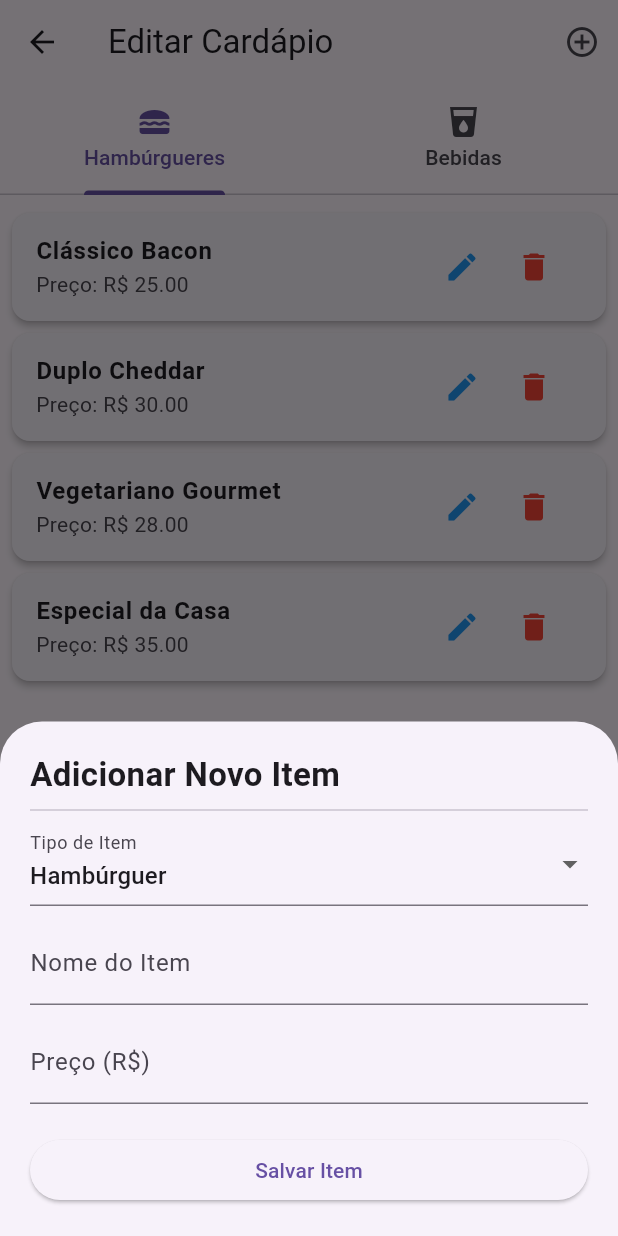
After one commit to Sodre77/meu_app_flutter_projetoIntegrador_V, a Flutter app: the CardapioEditScreen screen opened by its route, after a tap on the "add circle outline" icon, on a phone screen of 412 x 824 dp. The commit adds this screen. Run offline on Flutter 3.47's test engine with Material 3 defaults, Android fonts, the phone set to English and light mode, and no system bars; our stand-ins replace sqflite; accounts and stored records are empty.

Commit message:
atualização do epp obs: novas funções adicionadas. opção de verificação de pedidos sem precisa monta o pedido. opção para o usuario edita o cardapio bebidas e hamburgues dando a possibilidade de remover ao adiconar mas intes na lista novo botao na AppBAr com as opições acima descrita.

```diff
--- a/lib/models/Bebida.dart
+++ b/lib/models/Bebida.dart
@@ -1,25 +1,29 @@
 // models/Bebida.dart
+
 class Bebida {
   final String nome;
-  final double preco; // CORRIGIDO: Agora é double
+  final double preco;
 
   Bebida({
     required this.nome,
     required this.preco,
   });
 
-  // NOVO: Getter para retornar o preço formatado para exibição (R$ XX.XX)
-  String get precoExibicao => 'R\$ ${preco.toStringAsFixed(2)}';
-
-  @override
-  bool operator ==(Object other) {
-    if (identical(this, other)) return true;
-
-    return other is Bebida &&
-        other.nome == nome &&
-        other.preco == preco;
+  // Converte para Map para salvar no SQLite (tabela cardapio_itens)
+  Map<String, dynamic> toMap(String tipo) {
+    return {
+      'nome': nome,
+      'preco': preco,
+      'tipo': tipo, // Deve ser 'Bebida'
+    };
   }
 
-  @override
-  int get hashCode => nome.hashCode ^ preco.hashCode;
+  // Cria o objeto a partir de um Map lido do SQLite
+  static Bebida fromMap(Map<String, dynamic> map) {
+    return Bebida(
+      nome: map['nome'] as String,
+      // Garante que o preço seja um double
+      preco: map['preco'] is int ? (map['preco'] as int).toDouble() : map['preco'] as double,
+    );
+  }
 }
--- a/lib/models/Hamburguer.dart
+++ b/lib/models/Hamburguer.dart
@@ -1,10 +1,29 @@
 // models/Hamburguer.dart
+
 class Hamburguer {
   final String nome;
   final double preco;
 
-  Hamburguer({required this.nome, required this.preco});
+  Hamburguer({
+    required this.nome,
+    required this.preco,
+  });
 
-  // NOVO: Getter para retornar o preço formatado para exibição (R$ XX.XX)
-  String get precoExibicao => 'R\$ ${preco.toStringAsFixed(2)}';
+  // Converte para Map para salvar no SQLite (tabela cardapio_itens)
+  Map<String, dynamic> toMap(String tipo) {
+    return {
+      'nome': nome,
+      'preco': preco,
+      'tipo': tipo, // Deve ser 'Hamburguer'
+    };
+  }
+
+  // Cria o objeto a partir de um Map lido do SQLite
+  static Hamburguer fromMap(Map<String, dynamic> map) {
+    return Hamburguer(
+      nome: map['nome'] as String,
+      // Garante que o preço seja um double
+      preco: map['preco'] is int ? (map['preco'] as int).toDouble() : map['preco'] as double,
+    );
+  }
 }
--- /dev/null
+++ b/lib/providers/CardapioRepository.dart
@@ -0,0 +1,105 @@
+// providers/CardapioRepository.dart
+
+import 'package:flutter/material.dart';
+import 'package:sqflite/sqflite.dart';
+import '../models/Hamburguer.dart';
+import '../models/Bebida.dart';
+import '../helpers/database_helper.dart';
+
+class CardapioRepository with ChangeNotifier {
+  List<Hamburguer> _hamburgueres = [];
+  List<Bebida> _bebidas = [];
+  // CORREÇÃO: Usando a instância Singleton
+  final DatabaseHelper _dbHelper = DatabaseHelper.instance;
+
+  CardapioRepository() {
+    _loadCardapioFromDatabase();
+  }
+
+  // =========================================================================
+  // CARREGAMENTO E MOCK INICIAL
+  // =========================================================================
+
+  Future<void> _loadCardapioFromDatabase() async {
+    final db = await _dbHelper.database;
+    final List<Map<String, dynamic>> maps = await db.query('cardapio_itens');
+
+    _hamburgueres.clear();
+    _bebidas.clear();
+
+    for (var map in maps) {
+      if (map['tipo'] == 'Hamburguer') {
+        _hamburgueres.add(Hamburguer.fromMap(map));
+      } else if (map['tipo'] == 'Bebida') {
+        _bebidas.add(Bebida.fromMap(map));
+      }
+    }
+
+    // Se o banco estiver vazio, popula com mock inicial
+    if (_hamburgueres.isEmpty && _bebidas.isEmpty) {
+      await _populateInitialMock(db);
+    }
+
+    notifyListeners();
+  }
+
+  Future<void> _populateInitialMock(Database db) async {
+    final initialHamburgueres = [
+      Hamburguer(nome: "Clássico Bacon", preco: 25.00),
+      Hamburguer(nome: "Duplo Cheddar", preco: 30.00),
+      Hamburguer(nome: "Vegetariano Gourmet", preco: 28.00),
+      Hamburguer(nome: "Especial da Casa", preco: 35.00),
+    ];
+    final initialBebidas = [
+      Bebida(nome: "Coca-Cola 350ml", preco: 6.00),
+      Bebida(nome: "Guaraná Antarctica 350ml", preco: 5.50),
+      Bebida(nome: "Água sem Gás", preco: 4.00),
+      Bebida(nome: "Cerveja Artesanal IPA", preco: 18.00),
+    ];
+
+    for (var h in initialHamburgueres) {
+      await db.insert('cardapio_itens', h.toMap('Hamburguer'), conflictAlgorithm: ConflictAlgorithm.replace);
+    }
+    for (var b in initialBebidas) {
+      await db.insert('cardapio_itens', b.toMap('Bebida'), conflictAlgorithm: ConflictAlgorithm.replace);
+    }
+
+    _hamburgueres = initialHamburgueres;
+    _bebidas = initialBebidas;
+  }
+
+  // =========================================================================
+  // GETTERS e MÉTODOS CRUD
+  // =========================================================================
+
+  List<Hamburguer> get hamburgueres => [..._hamburgueres];
+  List<Bebida> get bebidas => [..._bebidas];
+
+  void adicionarHamburguer(Hamburguer novoHamburguer) async {
+    final db = await _dbHelper.database;
+    await db.insert('cardapio_itens', novoHamburguer.toMap('Hamburguer'), conflictAlgorithm: ConflictAlgorithm.replace);
+    _hamburgueres.add(novoHamburguer);
+    notifyListeners();
+  }
+
+  void removerHamburguer(String nome) async {
+    final db = await _dbHelper.database;
+    await db.delete('cardapio_itens', where: 'nome = ? AND tipo = ?', whereArgs: [nome, 'Hamburguer']);
+    _hamburgueres.removeWhere((h) => h.nome == nome);
+    notifyListeners();
+  }
+
+  void adicionarBebida(Bebida novaBebida) async {
+    final db = await _dbHelper.database;
+    await db.insert('cardapio_itens', novaBebida.toMap('Bebida'), conflictAlgorithm: ConflictAlgorithm.replace);
+    _bebidas.add(novaBebida);
+    notifyListeners();
+  }
+
+  void removerBebida(String nome) async {
+    final db = await _dbHelper.database;
+    await db.delete('cardapio_itens', where: 'nome = ? AND tipo = ?', whereArgs: [nome, 'Bebida']);
+    _bebidas.removeWhere((b) => b.nome == nome);
+    notifyListeners();
+  }
+}
--- /dev/null
+++ b/lib/screens/CardapioEditScreen.dart
@@ -0,0 +1,226 @@
+// screens/CardapioEditScreen.dart
+
+import 'package:flutter/material.dart';
+import 'package:provider/provider.dart';
+import '../models/Bebida.dart';
+import '../models/Hamburguer.dart';
+import '../providers/CardapioRepository.dart';
+
+class CardapioEditScreen extends StatelessWidget {
+  static const routeName = '/editar_cardapio';
+
+  const CardapioEditScreen({super.key});
+
+  void _showAddItemModal(BuildContext context) {
+    showModalBottomSheet(
+      context: context,
+      isScrollControlled: true,
+      builder: (_) => Padding(
+        padding: EdgeInsets.only(
+          bottom: MediaQuery.of(context).viewInsets.bottom,
+        ),
+        child: const AddItemModal(),
+      ),
+    );
+  }
+
+  @override
+  Widget build(BuildContext context) {
+    return Consumer<CardapioRepository>(
+      builder: (context, cardapioRepo, child) {
+        final hamburgueres = cardapioRepo.hamburgueres;
+        final bebidas = cardapioRepo.bebidas;
+
+        return DefaultTabController(
+          length: 2,
+          child: Scaffold(
+            appBar: AppBar(
+              title: const Text('Editar Cardápio'),
+              bottom: const TabBar(
+                tabs: [
+                  Tab(text: 'Hambúrgueres', icon: Icon(Icons.lunch_dining)),
+                  Tab(text: 'Bebidas', icon: Icon(Icons.local_drink)),
+                ],
+              ),
+              actions: [
+                IconButton(
+                  icon: const Icon(Icons.add_circle_outline),
+                  tooltip: 'Adicionar Novo Item',
+                  onPressed: () => _showAddItemModal(context),
+                )
+              ],
+            ),
+            body: TabBarView(
+              children: [
+                _buildItemList(context, 'Hambúrgueres', hamburgueres),
+                _buildItemList(context, 'Bebidas', bebidas),
+              ],
+            ),
+          ),
+        );
+      },
+    );
+  }
+
+  Widget _buildItemList(BuildContext context, String categoria, List<dynamic> itens) {
+    final cardapioRepo = Provider.of<CardapioRepository>(context, listen: false);
+
+    return ListView.builder(
+      padding: const EdgeInsets.all(8),
+      itemCount: itens.length,
+      itemBuilder: (context, index) {
+        final item = itens[index];
+        final String nome = item.nome;
+        final double preco = item.preco;
+
+        return Card(
+          elevation: 2,
+          margin: const EdgeInsets.symmetric(vertical: 4),
+          child: ListTile(
+            title: Text(nome, style: const TextStyle(fontWeight: FontWeight.bold)),
+            subtitle: Text('Preço: R\$ ${preco.toStringAsFixed(2)}'),
+            trailing: Row(
+              mainAxisSize: MainAxisSize.min,
+              children: [
+                IconButton(
+                  icon: const Icon(Icons.edit, color: Colors.blue),
+                  onPressed: () {
+                    ScaffoldMessenger.of(context).showSnackBar(
+                      SnackBar(content: Text('Editar $nome (WIP)')),
+                    );
+                  },
+                ),
+                IconButton(
+                  icon: const Icon(Icons.delete, color: Colors.red),
+                  onPressed: () {
+                    _confirmDelete(context, cardapioRepo, categoria, nome);
+                  },
+                ),
+              ],
+            ),
+          ),
+        );
+      },
+    );
+  }
+
+  void _confirmDelete(BuildContext context, CardapioRepository repo, String categoria, String nome) {
+    showDialog(
+      context: context,
+      builder: (ctx) => AlertDialog(
+        title: const Text('Confirmar Exclusão'),
+        content: Text('Tem certeza que deseja remover "$nome" do cardápio de $categoria?'),
+        actions: <Widget>[
+          TextButton(child: const Text('Cancelar'), onPressed: () => Navigator.of(ctx).pop()),
+          TextButton(
+            child: const Text('Excluir', style: TextStyle(color: Colors.red)),
+            onPressed: () {
+              if (categoria == 'Hambúrgueres') {
+                repo.removerHamburguer(nome);
+              } else if (categoria == 'Bebidas') {
+                repo.removerBebida(nome);
+              }
+              Navigator.of(ctx).pop();
+              ScaffoldMessenger.of(context).showSnackBar(
+                SnackBar(content: Text('$nome removido com sucesso!')),
+              );
+            },
+          ),
+        ],
+      ),
+    );
+  }
+}
+
+// =========================================================================
+// WIDGET AUXILIAR: MODAL PARA ADICIONAR NOVO ITEM
+// =========================================================================
+
+class AddItemModal extends StatefulWidget {
+  const AddItemModal({super.key});
+
+  @override
+  State<AddItemModal> createState() => _AddItemModalState();
+}
+
+class _AddItemModalState extends State<AddItemModal> {
+  final _formKey = GlobalKey<FormState>();
+  String _nome = '';
+  double _preco = 0.0;
+  String _tipoSelecionado = 'Hambúrguer';
+
+  void _submitForm() {
+    if (_formKey.currentState!.validate()) {
+      _formKey.currentState!.save();
+
+      final repo = Provider.of<CardapioRepository>(context, listen: false);
+
+      if (_tipoSelecionado == 'Hambúrguer') {
+        final novoItem = Hamburguer(nome: _nome, preco: _preco);
+        repo.adicionarHamburguer(novoItem);
+      } else {
+        final novoItem = Bebida(nome: _nome, preco: _preco);
+        repo.adicionarBebida(novoItem);
+      }
+
+      Navigator.of(context).pop();
+      ScaffoldMessenger.of(context).showSnackBar(
+        SnackBar(content: Text('$_nome adicionado ao cardápio!')),
+      );
+    }
+  }
+
+  @override
+  Widget build(BuildContext context) {
+    return SingleChildScrollView(
+      child: Padding(
+        padding: const EdgeInsets.all(20.0),
+        child: Form(
+          key: _formKey,
+          child: Column(
+            mainAxisSize: MainAxisSize.min,
+            crossAxisAlignment: CrossAxisAlignment.stretch,
+            children: <Widget>[
+              const Text('Adicionar Novo Item', style: TextStyle(fontSize: 22, fontWeight: FontWeight.bold)),
+              const Divider(),
+
+              DropdownButtonFormField<String>(
+                value: _tipoSelecionado,
+                decoration: const InputDecoration(labelText: 'Tipo de Item'),
+                items: const ['Hambúrguer', 'Bebida']
+                    .map((tipo) => DropdownMenuItem(value: tipo, child: Text(tipo)))
+                    .toList(),
+                onChanged: (value) => setState(() => _tipoSelecionado = value!),
+              ),
+              const SizedBox(height: 10),
+
+              TextFormField(
+                decoration: const InputDecoration(labelText: 'Nome do Item'),
+                textCapitalization: TextCapitalization.words,
+                validator: (value) => (value == null || value.isEmpty) ? 'O nome é obrigatório.' : null,
+                onSaved: (value) => _nome = value!,
+              ),
+              const SizedBox(height: 10),
+
+              TextFormField(
+                decoration: const InputDecoration(labelText: 'Preço (R\$)'),
+                keyboardType: const TextInputType.numberWithOptions(decimal: true),
+                validator: (value) {
+                  if (value == null || value.isEmpty) return 'O preço é obrigatório.';
+                  if (double.tryParse(value.replaceAll(',', '.')) == null || double.parse(value.replaceAll(',', '.')) <= 0) {
+                    return 'Insira um preço válido maior que zero.';
+                  }
+                  return null;
+                },
+                onSaved: (value) => _preco = double.parse(value!.replaceAll(',', '.')),
+              ),
+              const SizedBox(height: 20),
+
+              ElevatedButton(onPressed: _submitForm, child: const Text('Salvar Item')),
+            ],
+          ),
+        ),
+      ),
+    );
+  }
+}
```
Also changed, not shown: lib/helpers/database_helper.dart (+28 -19 lines), lib/main.dart (+10 -14 lines), lib/models/Pedido.dart (+21 -15 lines), lib/providers/PedidosRepository.dart (+24 -44 lines), lib/screens/DetalhePedidoScreen.dart (+8 -37 lines), lib/screens/MainScreen.dart (+71 -51 lines), lib/screens/PedidosScreen.dart (+7 -9 lines).
